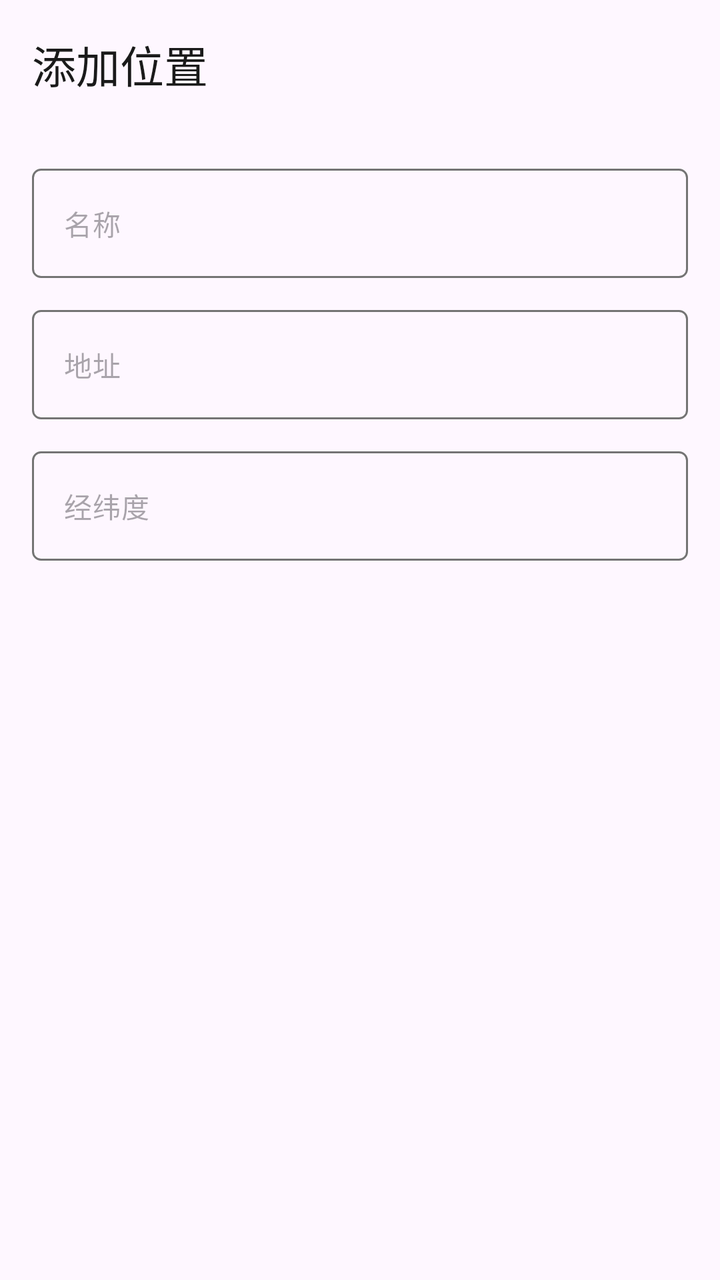
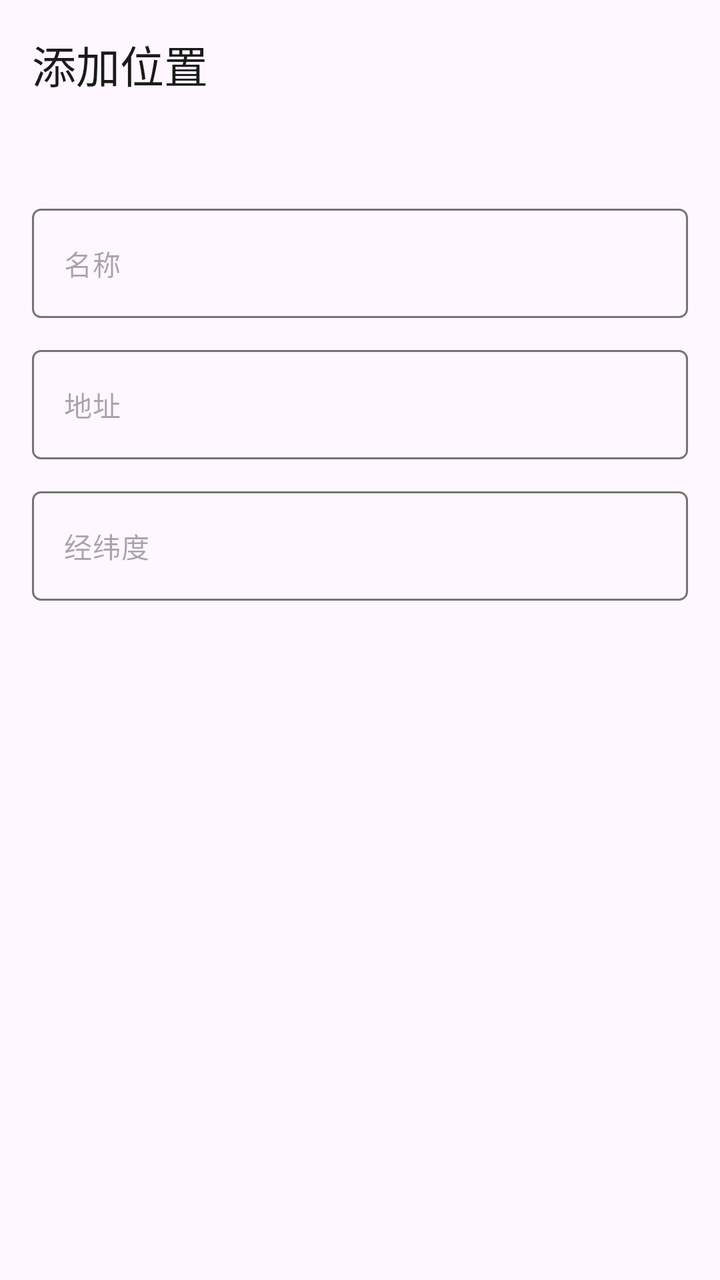

Two renders of the same Android screen: before a commit and after it. Below are the layout's source before the change and the commit's diff.
<!-- AndroidManifest.xml: application theme AppTheme -->
<!-- res/layout/dialog_add_location.xml -->
<?xml version="1.0" encoding="utf-8"?>
<LinearLayout
    xmlns:android="http://schemas.android.com/apk/res/android"
    xmlns:app="http://schemas.android.com/apk/res-auto"
    android:layout_width="match_parent"
    android:layout_height="wrap_content"
    android:orientation="vertical"
    android:padding="16dp">

        <TextView
            android:layout_width="match_parent"
            android:layout_height="wrap_content"
            android:text="@string/add_location"
            android:textAppearance="?attr/textAppearanceTitleLarge"
            android:textColor="?attr/colorOnSurface"
            android:paddingBottom="20dp"/>

        <com.google.android.material.textfield.TextInputLayout
            android:layout_width="match_parent"
            android:layout_height="wrap_content"
            android:layout_marginTop="16dp"
            app:boxBackgroundMode="none"
            app:hintEnabled="false"
            >

            <com.google.android.material.textfield.TextInputEditText
                android:id="@+id/etLocationName"
                android:layout_width="match_parent"
                android:layout_height="wrap_content"
                android:imeOptions="actionNext"
                android:inputType="text"
                android:singleLine="true"
                android:textColor="?attr/colorOnSurface"
                android:textAppearance="@style/TextAppearance.Material3.BodyMedium"
                android:hint="@string/name"
                android:background="@drawable/edit_text_box">

                
            </com.google.android.material.textfield.TextInputEditText>
        </com.google.android.material.textfield.TextInputLayout>

        <com.google.android.material.textfield.TextInputLayout
            android:layout_width="match_parent"
            android:layout_height="wrap_content"
            android:layout_marginTop="16dp"
            app:boxBackgroundMode="none"
            app:hintEnabled="false"
            >

            <com.google.android.material.textfield.TextInputEditText
                android:id="@+id/etLocationAddress"
                android:layout_width="match_parent"
                android:layout_height="wrap_content"
                android:imeOptions="actionNext"
                android:inputType="text"
                android:singleLine="true"
                android:textColor="?attr/colorOnSurface"
                android:textAppearance="@style/TextAppearance.Material3.BodyMedium"
                android:hint="@string/address"
                android:background="@drawable/edit_text_box">
            </com.google.android.material.textfield.TextInputEditText>
        </com.google.android.material.textfield.TextInputLayout>

        <com.google.android.material.textfield.TextInputLayout
            android:layout_width="match_parent"
            android:layout_height="wrap_content"
            android:layout_marginTop="16dp"
            app:boxBackgroundMode="none"
            app:hintEnabled="false"
            >

            <com.google.android.material.textfield.TextInputEditText
                android:id="@+id/etLocationLatLon"
                android:layout_width="match_parent"
                android:layout_height="wrap_content"
                android:imeOptions="actionNext"
                android:inputType="text"
                android:singleLine="true"
                android:textColor="?attr/colorOnSurface"
                android:textAppearance="@style/TextAppearance.Material3.BodyMedium"
                android:hint="@string/latlon"
                android:background="@drawable/edit_text_box">
            </com.google.android.material.textfield.TextInputEditText>
        </com.google.android.material.textfield.TextInputLayout>

</LinearLayout>
<!-- resources referenced by this layout -->
<resources>
  <!-- drawable edit_text_box (drawable) -->
  <?xml version="1.0" encoding="utf-8"?>
  <selector xmlns:android="http://schemas.android.com/apk/res/android">
      <item android:state_focused="true">
          <shape android:shape="rectangle">
              <solid android:color="@android:color/transparent" />
              <stroke android:width="2dp" android:color="?attr/colorPrimary" />
              <corners android:radius="4dp" />
          </shape>
      </item>
      <item>
          <shape android:shape="rectangle">
              <solid android:color="@android:color/transparent" />
              <stroke android:width="1dp" android:color="?attr/colorOutline" />
              <corners android:radius="4dp" />
          </shape>
      </item>
  </selector>
  <string name="add_location">添加位置</string>
  <string name="address">地址</string>
  <string name="latlon">经纬度</string>
  <string name="name">名称</string>
  <style name="AppTheme" parent="Theme.Material3.Light.NoActionBar">
          
          <item name="colorPrimary">#5F5F5F</item>
          <item name="colorOnPrimary">#FFFFFF</item>
          <item name="colorPrimaryContainer">#E0E0E0</item>
          <item name="colorOnPrimaryContainer">#1E1E1E</item>
          <item name="colorSecondary">#494949</item>
          <item name="colorOnSecondary">#FFFFFF</item>
          <item name="colorSecondaryContainer">#E7E7E7</item>
          <item name="colorOnSecondaryContainer">#2A2A2A</item>
          <item name="colorSurface">#FFFFFF</item>
          <item name="colorOnSurface">#1A1A1A</item>
          <item name="colorSurfaceVariant">#F0F0F0</item>
          <item name="colorOnSurfaceVariant">#5F5F5F</item>
          <item name="colorOutline">#747474</item>
  
          
          <item name="android:statusBarColor">@android:color/transparent</item>
          <item name="android:windowDrawsSystemBarBackgrounds">true</item>
          <item name="android:windowTranslucentStatus">true</item>
          <item name="windowActionModeOverlay">true</item>
          <item name="windowActionBar">false</item>
          <item name="windowNoTitle">true</item>
  
          
          <item name="searchViewStyle">@style/Portal.SearchViewStyle</item>
          <item name="sliderStyle">@style/Portal.SliderTheme</item>
          <item name="android:popupMenuStyle">@style/PortalPopupMenuStyle</item>
      </style>
  <style name="Portal.SearchViewStyle" parent="Widget.AppCompat.SearchView" />
  <style name="Portal.SliderTheme" parent="Widget.Material3.Slider" />
  <style name="PortalPopupMenuStyle" parent="Widget.Material3.PopupMenu">
          <item name="android:popupAnimationStyle">@style/PortalPopupAnimation</item>
      </style>
  <style name="PortalPopupAnimation">
          <item name="android:windowEnterAnimation">@anim/popup_in_top_end</item>
          <item name="android:windowExitAnimation">@anim/popup_out_top_end</item>
      </style>
</resources>

<!-- the commit's change to res/layout/dialog_add_location.xml (unified diff, before → after) -->
@@ -13,7 +13,7 @@
             android:text="@string/add_location"
             android:textAppearance="?attr/textAppearanceTitleLarge"
             android:textColor="?attr/colorOnSurface"
-            android:paddingBottom="20dp"/>
+            android:paddingBottom="40dp"/>
 
         <com.google.android.material.textfield.TextInputLayout
             android:layout_width="match_parent"
